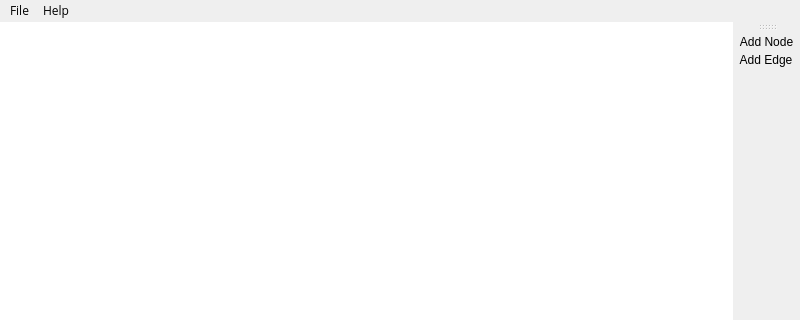
This is mainwindow.ui in SciArt/Graph-Drawer as Qt 5 draws it before an edit; both pictures show x 0 to 800 and y 0 to 320 of the 800 by 600 pixel window. The edited form follows.
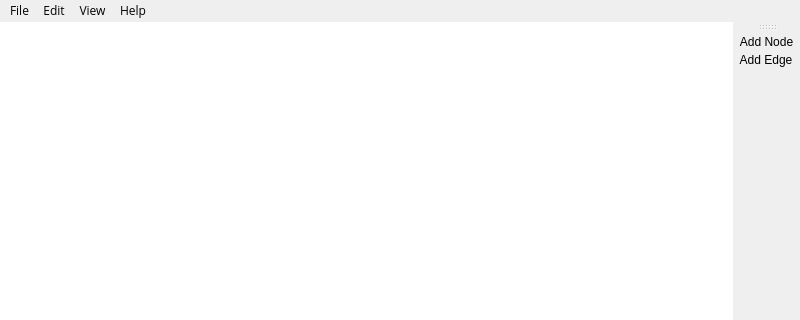
This is the edited form.

```diff
--- a/mainwindow.ui
+++ b/mainwindow.ui
@@ -102,7 +102,22 @@
     </property>
     <addaction name="actionAbout"/>
    </widget>
+   <widget class="QMenu" name="menuEdit">
+    <property name="title">
+     <string>Edit</string>
+    </property>
+    <addaction name="actionUndo"/>
+    <addaction name="actionRedo"/>
+   </widget>
+   <widget class="QMenu" name="menuView">
+    <property name="title">
+     <string>View</string>
+    </property>
+    <addaction name="actionShowToolbar"/>
+   </widget>
    <addaction name="menuFile"/>
+   <addaction name="menuEdit"/>
+   <addaction name="menuView"/>
    <addaction name="menuHelp"/>
   </widget>
   <widget class="QToolBar" name="toolBar">
```
Left out of the diff: 46 changed lines with no effect on the pictures.
